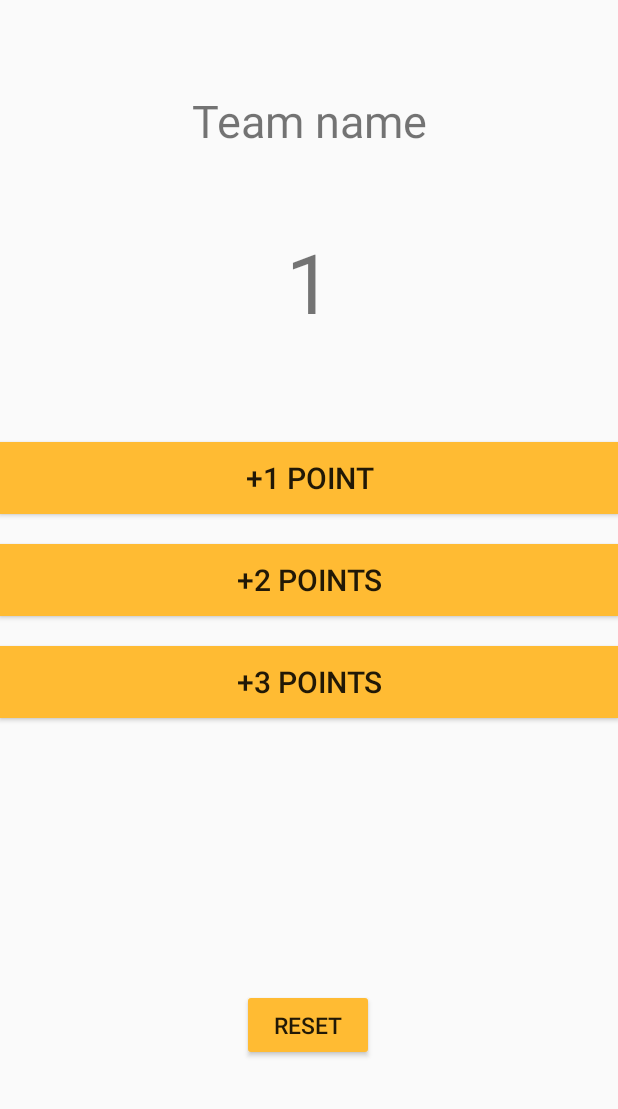
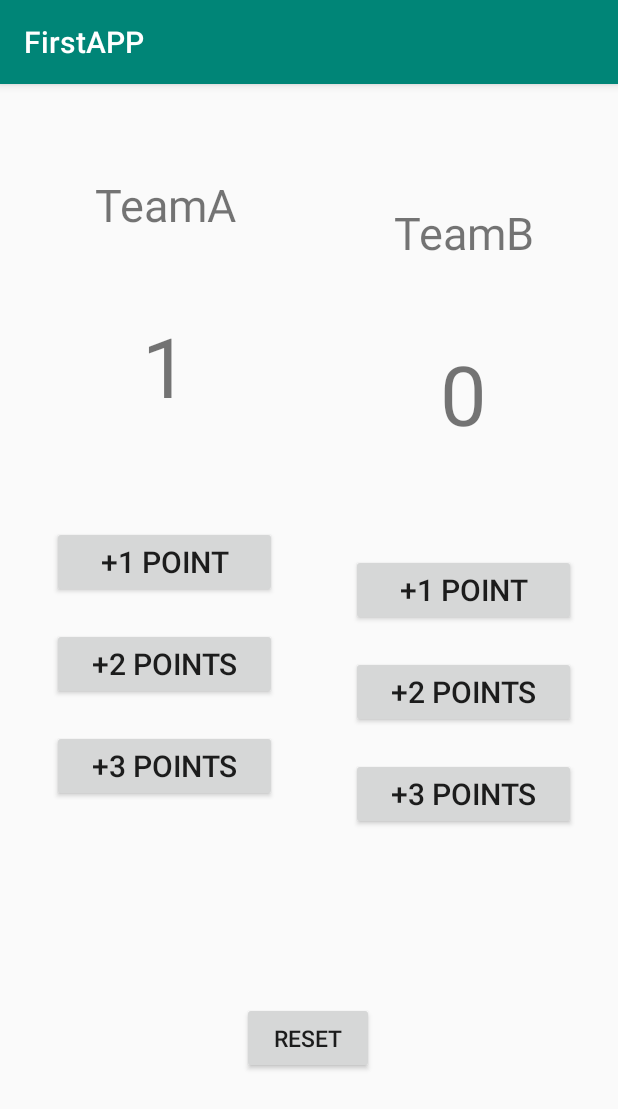
Before and after one commit to Irenechia/FirstAPP1, an Android app: the screen it shows after launch (ScoreActivity), after a tap on "+1 POINT", on a phone screen of 412 x 824 dp. Shown: the top 1109 px of the screen. Run offline under Robolectric (Android 15) with nearby library versions, the phone set to English and light mode, and no system bars.

Commit message:
双计分器

```diff
--- a/app/src/main/AndroidManifest.xml
+++ b/app/src/main/AndroidManifest.xml
@@ -9,13 +9,9 @@
         android:label="@string/app_name"
         android:roundIcon="@mipmap/ic_launcher_round"
         android:supportsRtl="true"
-        android:theme="@style/AppTheme"
-        tools:ignore="GoogleAppIndexingWarning">
-
-        <activity
-            android:name=".ScoreActivity"
-            android:label="@string/app_name"
-            android:theme="@style/AppTheme.NoActionBar">
+        android:theme="@style/AppTheme">
+        <activity android:name=".MoneyActivity"></activity>
+        <activity android:name=".ScoreActivity">
             <intent-filter>
                 <action android:name="android.intent.action.MAIN" />
 
--- a/app/src/main/java/com/example/firstapp/ScoreActivity.java
+++ b/app/src/main/java/com/example/firstapp/ScoreActivity.java
@@ -9,34 +9,57 @@ import android.widget.TextView;
 
 public class ScoreActivity extends AppCompatActivity {
 
-    TextView score;
+    TextView scoreA;
+   TextView scoreB;
 
     @Override
     protected void onCreate(Bundle savedInstanceState) {
         super.onCreate(savedInstanceState);
         setContentView(R.layout.activity_score);
 
-        score = (TextView) findViewById(R.id.Score);
+        scoreA = (TextView) findViewById(R.id.AScore);
+        scoreB = (TextView) findViewById(R.id.BScore);
     }
 
     public void btnAdd1(View btn){
-        showScore(1);
+        if(btn.getId()== R.id.score1) {
+            showScore(1);
+        } else{
+            showScore2(1);
+        }
     }
     public void btnAdd2(View btn){
-        showScore(2);
+        if(btn.getId()== R.id.score2) {
+            showScore(2);
+        } else{
+            showScore2(2);
+        }
+
     }
     public void btnAdd3(View btn){
-        showScore(3);
+        if(btn.getId()== R.id.score3) {
+            showScore(3);
+        } else{
+            showScore2(3);
+        }
     }
 
     public void btnReset(View btn){
-        score.setText("0");
+        scoreA.setText("0");
+        scoreB.setText("0");
     }
 
     private void showScore(int sc){
         Log.i("showScore","inc+"+sc);
-        String oddScore = (String)score.getText();
+        String oddScore = (String)scoreA.getText();
         int newScore = Integer.parseInt(oddScore)+sc;
-        score.setText(""+newScore);
+        scoreA.setText(""+newScore);
+    }
+
+    private void showScore2(int sc){
+        Log.i("showScore","inc+"+sc);
+        String oddScore = (String)scoreB.getText();
+        int newScore = Integer.parseInt(oddScore)+sc;
+        scoreB.setText(""+newScore);
     }
 }
--- a/app/src/main/res/layout/activity_score.xml
+++ b/app/src/main/res/layout/activity_score.xml
@@ -17,26 +17,44 @@
         app:layout_constraintHorizontal_bias="0.498"
         app:layout_constraintStart_toStartOf="parent"
         app:layout_constraintTop_toTopOf="parent"
-        app:layout_constraintVertical_bias="0.85"
-        android:onClick="btnReset"/>
+        android:onClick="btnReset"
+        app:layout_constraintVertical_bias="0.85" />
+
+    <TextView
+        android:id="@+id/textView3"
+        android:layout_width="2dp"
+        android:layout_height="0dp"
+        android:layout_marginTop="50dp"
+        android:layout_marginBottom="200dp"
+        app:layout_constraintBottom_toBottomOf="parent"
+        app:layout_constraintEnd_toEndOf="parent"
+        app:layout_constraintStart_toStartOf="parent"
+        app:layout_constraintTop_toTopOf="parent" />
 
     <LinearLayout
+        android:id="@+id/linearLayout3"
         android:layout_width="match_parent"
         android:layout_height="match_parent"
-        android:orientation="vertical">
+        android:layout_marginEnd="192dp"
+        android:orientation="vertical"
+        app:layout_constraintBottom_toBottomOf="parent"
+        app:layout_constraintEnd_toEndOf="parent"
+        app:layout_constraintHorizontal_bias="1.0"
+        app:layout_constraintStart_toStartOf="parent"
+        app:layout_constraintTop_toTopOf="parent">
 
         <TextView
             android:id="@+id/teamName"
             android:layout_width="match_parent"
             android:layout_height="wrap_content"
-            android:gravity="center"
-            android:textSize="30sp"
             android:layout_marginTop="60dp"
             android:layout_marginBottom="50dp"
-            android:text="@string/teamName" />
+            android:gravity="center"
+            android:text="@string/teamName1"
+            android:textSize="30sp" />
 
         <TextView
-            android:id="@+id/Score"
+            android:id="@+id/AScore"
             android:layout_width="match_parent"
             android:layout_height="wrap_content"
             android:gravity="center"
@@ -45,33 +63,95 @@
 
         <Button
             android:id="@+id/score1"
-            android:layout_width="match_parent"
+            android:layout_width="150dp"
             android:layout_height="wrap_content"
+            android:layout_gravity="center"
             android:layout_marginTop="70dp"
-            android:background="@android:color/holo_orange_light"
             android:onClick="btnAdd1"
             android:text="@string/lab_1"
             android:textSize="20sp" />
 
         <Button
             android:id="@+id/score2"
-            android:layout_width="match_parent"
+            android:layout_width="150dp"
             android:layout_height="wrap_content"
+            android:layout_gravity="center"
             android:layout_marginTop="20dp"
-            android:background="@android:color/holo_orange_light"
             android:onClick="btnAdd2"
             android:text="@string/lab_2"
             android:textSize="20sp" />
 
         <Button
             android:id="@+id/score3"
-            android:layout_width="match_parent"
+            android:layout_width="150dp"
             android:layout_height="wrap_content"
+            android:layout_gravity="center"
             android:layout_marginTop="20dp"
-            android:background="@android:color/holo_orange_light"
             android:onClick="btnAdd3"
             android:text="@string/lab_3"
             android:textSize="20sp" />
     </LinearLayout>
 
+    <LinearLayout
+        android:id="@+id/linearLayout2"
+        android:layout_width="206dp"
+        android:layout_height="731dp"
+        android:layout_marginStart="192dp"
+        android:orientation="vertical"
+        app:layout_constraintBottom_toBottomOf="parent"
+        app:layout_constraintEnd_toEndOf="parent"
+        app:layout_constraintHorizontal_bias="1.0"
+        app:layout_constraintStart_toStartOf="parent"
+        app:layout_constraintTop_toTopOf="parent">
+
+        <TextView
+            android:id="@+id/teamName2"
+            android:layout_width="match_parent"
+            android:layout_height="wrap_content"
+            android:layout_marginTop="60dp"
+            android:layout_marginBottom="50dp"
+            android:gravity="center"
+            android:text="@string/teamName2"
+            android:textSize="30sp" />
+
+        <TextView
+            android:id="@+id/BScore"
+            android:layout_width="match_parent"
+            android:layout_height="wrap_content"
+            android:gravity="center"
+            android:text="@string/first_score"
+            android:textSize="55sp" />
+
+        <Button
+            android:id="@+id/score4"
+            android:layout_width="150dp"
+            android:layout_height="wrap_content"
+            android:layout_gravity="center"
+            android:layout_marginTop="70dp"
+            android:onClick="btnAdd1"
+            android:text="@string/lab_1"
+            android:textSize="20sp" />
+
+        <Button
+            android:id="@+id/score5"
+            android:layout_width="150dp"
+            android:layout_height="wrap_content"
+            android:layout_gravity="center"
+            android:layout_marginTop="20dp"
+            android:onClick="btnAdd2"
+            android:text="@string/lab_2"
+            android:textSize="20sp" />
+
+        <Button
+            android:id="@+id/score6"
+            android:layout_width="150dp"
+            android:layout_height="wrap_content"
+            android:layout_gravity="center"
+            android:layout_marginTop="20dp"
+            android:onClick="btnAdd3"
+            android:text="@string/lab_3"
+            android:textSize="20sp" />
+
+    </LinearLayout>
+
 </androidx.constraintlayout.widget.ConstraintLayout>
--- a/app/src/main/res/values/strings.xml
+++ b/app/src/main/res/values/strings.xml
@@ -4,7 +4,8 @@
     <string name="app_birthday">Happy Birthday</string>
     <string name="yours">From_IreneChia</string>
     <string name="to_name">To_Sherlok</string>
-    <string name="teamName">Team name</string>
+    <string name="teamName1">TeamA</string>
+    <string name="teamName2">TeamB</string>
     <string name="Score">Score</string>
     <string name="lab_1">+1 point</string>
     <string name="lab_2">+2 points</string>
--- a/app/src/main/res/values/styles.xml
+++ b/app/src/main/res/values/styles.xml
@@ -6,7 +6,6 @@
         <item name="colorPrimary">@color/colorPrimary</item>
         <item name="colorPrimaryDark">@color/colorPrimaryDark</item>
         <item name="colorAccent">@color/colorAccent</item>
-        <item name="colorButtonNormal">@android:color/holo_orange_light</item>
     </style>
 
     <style name="AppTheme.NoActionBar">
```
